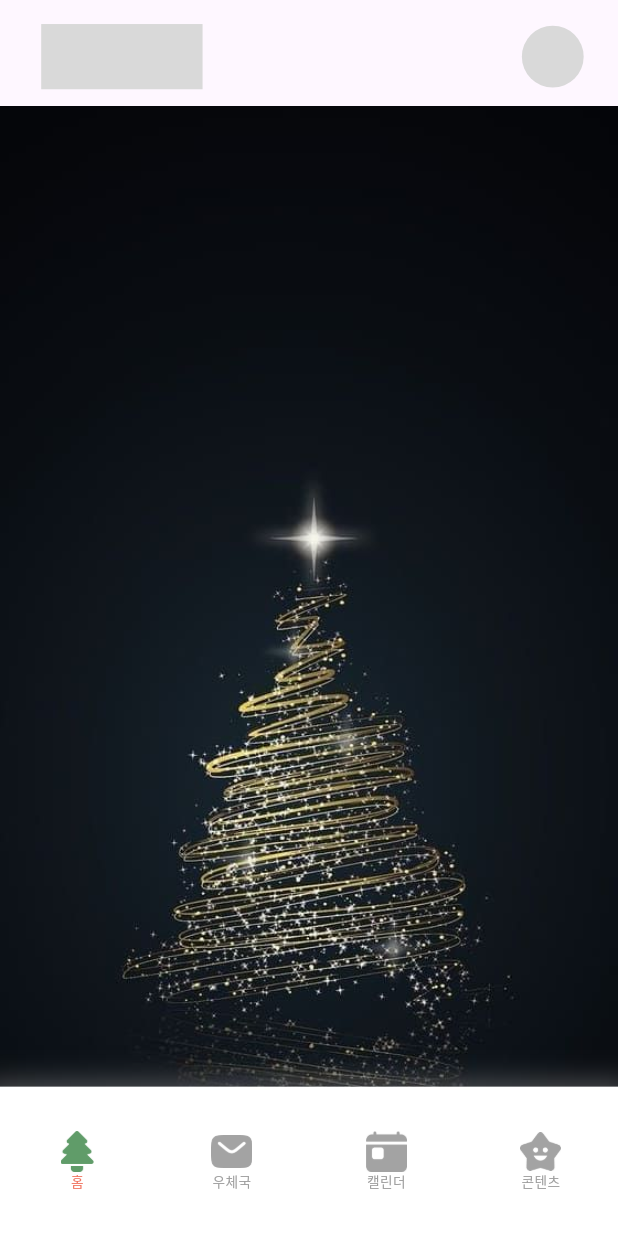
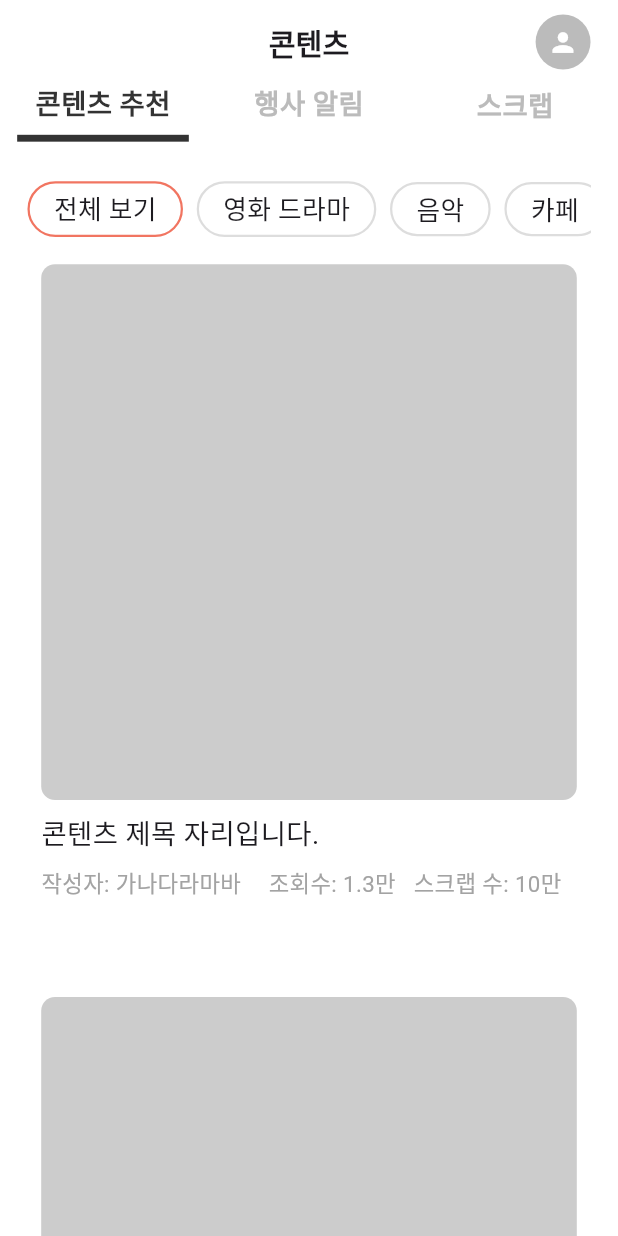
Before and after one commit to Dear-deer-developer/Dear-dear-FE, a Flutter app: the screen it shows after launch, on a phone screen of 412 x 824 dp. Run offline on Flutter 3.47's test engine with Material 3 defaults, Android fonts, the phone set to English and light mode, and no system bars; our stand-ins replace flutter_screenutil, get, logger; Roboto replaces fonts that are missing (KakaoSmallSansBold, KakaoSmallSansRegular).

Commit message:
관리자 페이지 콘텐츠 추천 뷰 구현

```diff
--- a/lib/app.dart
+++ b/lib/app.dart
@@ -1,3 +1,4 @@
+import 'package:dear_deer_demo/view/admin/contents_recommand_view.dart';
 import 'package:dear_deer_demo/view/login/login_main.dart';
 import 'package:dear_deer_demo/view/main_view.dart';
 import 'package:flutter/material.dart';
@@ -20,7 +21,7 @@ class App extends StatelessWidget {
             useMaterial3: true,
           ),
           // 로그인 정보가 없으면 LoginMain() 페이지로, 있으면 Home() 페이지로 이동
-          home: isLogined ? const MainView() : const LoginMain(),
+          home: ContentsRecommandView(),
           debugShowCheckedModeBanner: false, // Debug 배너 없애기
         );
       },
--- /dev/null
+++ b/lib/controller/admin/content_recommand_controller.dart
@@ -0,0 +1,24 @@
+import 'package:get/get.dart';
+
+class ContentsRecommandController extends GetxController {
+  // 중간 탭 ("콘텐츠 추천", "행사 알림", "스크랩") 관련
+  RxInt selectedIndex = 0.obs;
+
+  void selectTab(int index) {
+    selectedIndex.value = index;
+  }
+
+  // subject 탭 ("전체 보기", "영화 드라마", "음악", "카페") 관련
+  RxInt selectedSubjectIndex = 0.obs;
+
+  final List<String> subjects = [
+    '전체 보기',
+    '영화 드라마',
+    '음악',
+    '카페',
+  ];
+
+  void selectSubject(int index) {
+    selectedSubjectIndex.value = index;
+  }
+}
--- /dev/null
+++ b/lib/view/admin/contents_recommand_view.dart
@@ -0,0 +1,179 @@
+import 'package:dear_deer_demo/controller/admin/content_recommand_controller.dart';
+import 'package:flutter/material.dart';
+import 'package:flutter_screenutil/flutter_screenutil.dart';
+import 'package:get/get.dart';
+
+import 'package:dear_deer_demo/data/app_color.dart';
+import 'package:dear_deer_demo/data/font_styles.dart';
+
+class ContentsRecommandView extends StatelessWidget {
+  final ContentsRecommandController controller =
+      Get.put(ContentsRecommandController());
+  ContentsRecommandView({super.key});
+
+  @override
+  Widget build(BuildContext context) {
+    return Scaffold(
+        backgroundColor: AppColors.White,
+        appBar: _appBar(),
+        body: Column(
+          children: [
+            _middle(controller),
+            _subject(),
+            Expanded(child: _contents()),
+          ],
+        ));
+  }
+
+  AppBar _appBar() => AppBar(
+        backgroundColor: Colors.white,
+        elevation: 0,
+        scrolledUnderElevation: 0,
+        centerTitle: true,
+        title: Text("콘텐츠", style: FontStyles.H1_bold_17),
+        actions: [
+          Padding(
+            padding: EdgeInsets.only(right: 16.w),
+            child: GestureDetector(
+              onTap: () {
+                // Get.to(() => AdminView());
+              },
+              child: CircleAvatar(
+                radius: 16.r,
+                backgroundColor: AppColors.G_04,
+                child: Icon(
+                  Icons.person,
+                  size: 18.sp,
+                  color: AppColors.White,
+                ),
+              ),
+            ),
+          ),
+        ],
+      );
+
+  Widget _middle(ContentsRecommandController controller) => Obx(
+        () => Padding(
+          padding: EdgeInsets.only(bottom: 7.h),
+          child: Row(
+            children: List.generate(3, (index) {
+              final titles = ["콘텐츠 추천", "행사 알림", "스크랩"];
+              final isSelected = controller.selectedIndex.value == index;
+              return Expanded(
+                child: GestureDetector(
+                  onTap: () => controller.selectTab(index),
+                  child: Column(
+                    mainAxisSize: MainAxisSize.min,
+                    children: [
+                      Text(
+                        titles[index],
+                        style: FontStyles.H1_bold_16.copyWith(
+                          color: isSelected ? AppColors.Black : AppColors.G_04,
+                        ),
+                      ),
+                      SizedBox(height: 6.h),
+                      Container(
+                        height: 4.h,
+                        width: 100.w,
+                        color:
+                            isSelected ? AppColors.Black : Colors.transparent,
+                      ),
+                    ],
+                  ),
+                ),
+              );
+            }),
+          ),
+        ),
+      );
+
+  Widget _subject() => Obx(
+        () => Padding(
+          padding: EdgeInsets.symmetric(vertical: 16.h, horizontal: 16.w),
+          child: SingleChildScrollView(
+            scrollDirection: Axis.horizontal,
+            child: Row(
+              children: List.generate(controller.subjects.length, (index) {
+                final isSelected =
+                    controller.selectedSubjectIndex.value == index;
+                final text = controller.subjects[index];
+
+                return Padding(
+                  padding: EdgeInsets.only(right: 8.w),
+                  child: GestureDetector(
+                    onTap: () => controller.selectSubject(index),
+                    child: Container(
+                      padding:
+                          EdgeInsets.symmetric(horizontal: 14.w, vertical: 4.h),
+                      decoration: BoxDecoration(
+                        color: Colors.white,
+                        border: Border.all(
+                          color:
+                              isSelected ? AppColors.mainRed : AppColors.G_02,
+                          width: 1.5,
+                        ),
+                        borderRadius: BorderRadius.circular(20.r),
+                      ),
+                      child: Text(text, style: FontStyles.B1_reg_15),
+                    ),
+                  ),
+                );
+              }),
+            ),
+          ),
+        ),
+      );
+
+  Widget _contents() {
+    // if (controller.selectedIndex.value == 0) {
+    return ListView.builder(
+      itemCount: 3,
+      padding: EdgeInsets.symmetric(horizontal: 24.w), // 리스트 전체 좌우 여백
+      itemBuilder: (context, index) {
+        return Padding(
+          padding: EdgeInsets.only(bottom: 32.h),
+          child: Column(
+            crossAxisAlignment: CrossAxisAlignment.start,
+            children: [
+              Container(
+                width: double.infinity,
+                height: 312.h,
+                decoration: BoxDecoration(
+                  borderRadius: BorderRadius.circular(8.r),
+                  color: AppColors.G_03,
+                ),
+              ),
+              Padding(
+                padding: EdgeInsets.only(top: 8.h, bottom: 4.h), // 좌측 패딩 제거
+                child: Text(
+                  "콘텐츠 제목 자리입니다.",
+                  style: FontStyles.B1_reg_16,
+                ),
+              ),
+              Padding(
+                padding: EdgeInsets.only(top: 4.h, bottom: 24.h), // 좌측 패딩 제거
+                child: Row(
+                  children: [
+                    Text(
+                      "작성자: 가나다라마바",
+                      style:
+                          FontStyles.S1_reg_13.copyWith(color: AppColors.G_05),
+                    ),
+                    Padding(
+                      padding: EdgeInsets.only(left: 16.w),
+                      child: Text(
+                        "조회수: 1.3만   스크랩 수: 10만",
+                        style: FontStyles.S1_reg_13.copyWith(
+                            color: AppColors.G_05),
+                      ),
+                    ),
+                  ],
+                ),
+              ),
+            ],
+          ),
+        );
+      },
+    );
+  }
+}
```
Also changed, not shown: lib/controller/post/letter_preview_controller.dart (added, +106 -0 lines), pubspec.lock, 1 other file.
